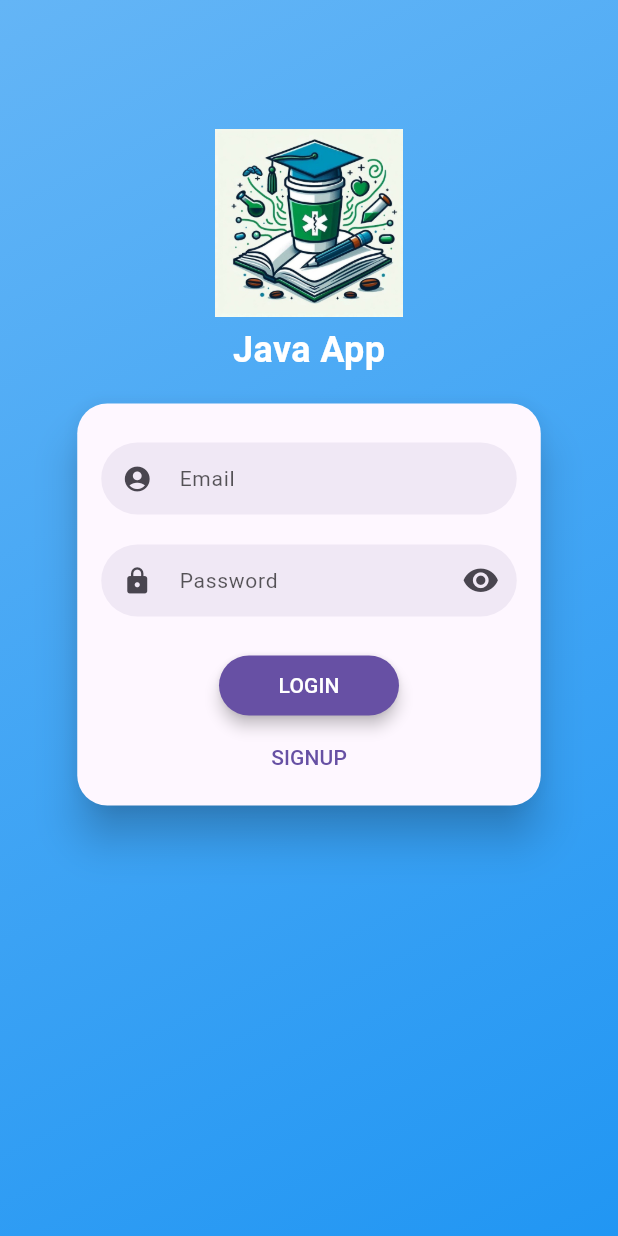
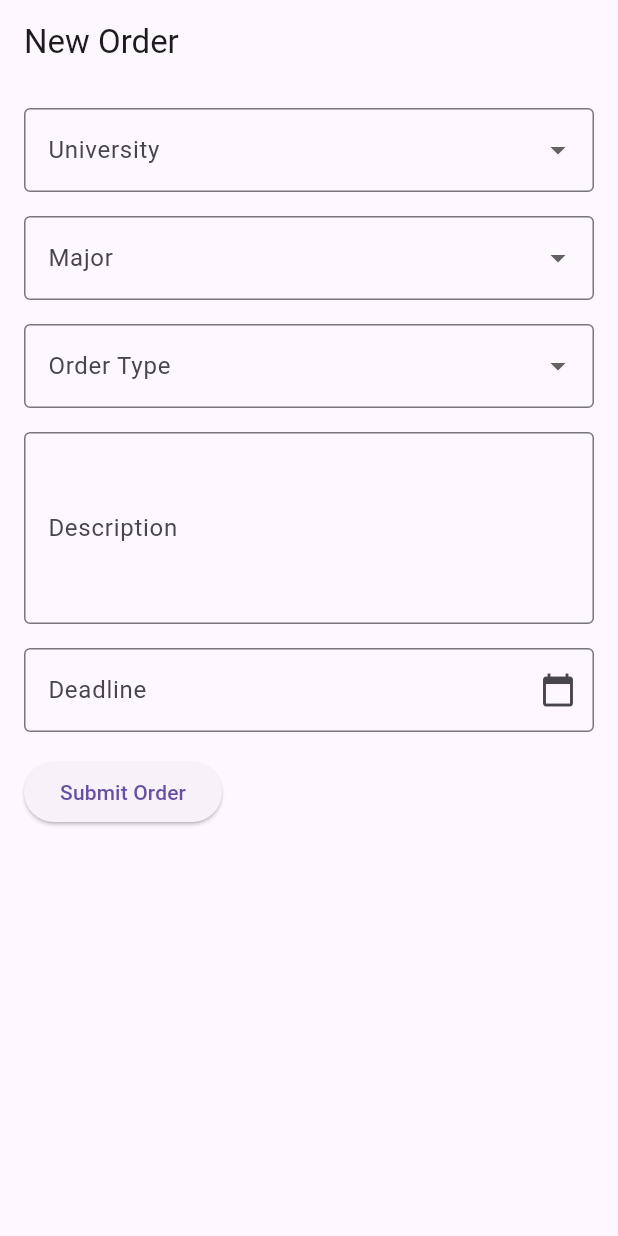
Before and after one commit to Makihataima-Ken/JAVA_Project, a Flutter app: the screen it shows after launch, on a phone screen of 412 x 824 dp. Run offline on Flutter 3.47's test engine with Material 3 defaults, Android fonts, the light colour scheme and no system bars; drawn by our look-alikes of flutter_login; our stand-ins replace dio, equatable, flutter_bloc, flutter_secure_storage, freezed_annotation, hydrated_bloc; generated files the repository leaves out were written again.

Commit message:
added a new order screen that still needs a lot of work, but making progress

```diff
--- a/frontend/lib/main.dart
+++ b/frontend/lib/main.dart
@@ -47,8 +47,9 @@ class MyApp extends StatelessWidget {
           theme: ThemeData(
             primarySwatch: Colors.deepPurple,
           ),
-          initialRoute: SplashScreen.routeName,
+          initialRoute: NewOrderScreen.routeName,
           routes: {
+            NewOrderScreen.routeName: (_) => const NewOrderScreen(),
             SplashScreen.routeName: (_) => const SplashScreen(),
             LoginScreen.routeName: (_) => const LoginScreen(),
             TemporaryScreen.routeName: (_) => const TemporaryScreen(),
--- a/frontend/lib/repositories/order/base_order_repository.dart
+++ b/frontend/lib/repositories/order/base_order_repository.dart
@@ -2,5 +2,5 @@ import 'package:frontend/models/models.dart';
 import 'package:frontend/models/requests/requests.dart';
 
 abstract class BaseOrderRepository {
-  Future<AppResponse<NewOrder?>> uploadOrder(UploadOrderRequest request);
+  Future<AppResponse<NewOrder?>> submitOrder(UploadOrderRequest request);
 }
--- a/frontend/lib/repositories/order/order_repository.dart
+++ b/frontend/lib/repositories/order/order_repository.dart
@@ -13,7 +13,7 @@ class OrderRepository extends BaseOrderRepository {
   final Dio _dioClient;
 
   @override
-  Future<AppResponse<NewOrder?>> uploadOrder(UploadOrderRequest request) async {
+  Future<AppResponse<NewOrder?>> submitOrder(UploadOrderRequest request) async {
     final response = await _dioClient.post(
       Endpoints.order,
       data: request.toJson(),
--- /dev/null
+++ b/frontend/lib/screens/new_order_screen/new_order_screen.dart
@@ -0,0 +1,179 @@
+import 'package:flutter/material.dart';
+import 'package:intl/intl.dart';
+
+class NewOrderScreen extends StatefulWidget {
+  const NewOrderScreen({super.key});
+  static const routeName = 'new order';
+
+  @override
+  NewOrderScreenState createState() => NewOrderScreenState();
+}
+
+class NewOrderScreenState extends State<NewOrderScreen> {
+  final _formKey = GlobalKey<FormState>();
+
+  String? selectedUniversity;
+  String? selectedMajor;
+  String? selectedOrderType;
+  final TextEditingController descriptionController = TextEditingController();
+  final TextEditingController deadlineController = TextEditingController();
+
+  // Dropdown options
+  final List<String> universityOptions = [
+    '7mmodeh'
+  ]; // Add university options here
+  final List<String> majorOptions = ['7mmodeh']; // Add major options here
+  final List<String> orderTypeOptions = [
+    '7mmodeh'
+  ]; // Add order type options here
+
+  @override
+  Widget build(BuildContext context) {
+    return Scaffold(
+      appBar: AppBar(
+        title: const Text('New Order'),
+      ),
+      body: Padding(
+        padding: const EdgeInsets.all(16.0),
+        child: SingleChildScrollView(
+          child: Form(
+            key: _formKey,
+            child: Column(
+              crossAxisAlignment: CrossAxisAlignment.start,
+              children: [
+                // University Dropdown
+                DropdownButtonFormField<String>(
+                  items: universityOptions.map((String option) {
+                    return DropdownMenuItem<String>(
+                      value: option,
+                      child: Text(option),
+                    );
+                  }).toList(),
+                  onChanged: (newValue) {
+                    setState(() {
+                      selectedUniversity = newValue;
+                    });
+                  },
+                  decoration: const InputDecoration(
+                    labelText: 'University',
+                    border: OutlineInputBorder(),
+                  ),
+                  validator: (value) =>
+                      value == null ? 'Please select a university' : null,
+                ),
+                const SizedBox(height: 16.0),
+
+                // Major Dropdown
+                DropdownButtonFormField<String>(
+                  items: majorOptions.map((String option) {
+                    return DropdownMenuItem<String>(
+                      value: option,
+                      child: Text(option),
+                    );
+                  }).toList(),
+                  onChanged: (newValue) {
+                    setState(() {
+                      selectedMajor = newValue;
+                    });
+                  },
+                  decoration: const InputDecoration(
+                    labelText: 'Major',
+                    border: OutlineInputBorder(),
+                  ),
+                  validator: (value) =>
+                      value == null ? 'Please select a major' : null,
+                ),
+                const SizedBox(height: 16.0),
+
+                // Order Type Dropdown
+                DropdownButtonFormField<String>(
+                  items: orderTypeOptions.map((String option) {
+                    return DropdownMenuItem<String>(
+                      value: option,
+                      child: Text(option),
+                    );
+                  }).toList(),
+                  onChanged: (newValue) {
+                    setState(() {
+                      selectedOrderType = newValue;
+                    });
+                  },
+                  decoration: const InputDecoration(
+                    labelText: 'Order Type',
+                    border: OutlineInputBorder(),
+                  ),
+                  validator: (value) =>
+                      value == null ? 'Please select an order type' : null,
+                ),
+                const SizedBox(height: 16.0),
+
+                // Description Input
+                TextFormField(
+                  controller: descriptionController,
+                  decoration: const InputDecoration(
+                    labelText: 'Description',
+                    border: OutlineInputBorder(),
+                  ),
+                  maxLines: 4,
+                  validator: (value) => value == null || value.isEmpty
+                      ? 'Please enter a description'
+                      : null,
+                ),
+                const SizedBox(height: 16.0),
+
+                // Deadline Date Picker
+                TextFormField(
+                  readOnly: true,
+                  controller: deadlineController,
+                  decoration: InputDecoration(
+                    labelText: 'Deadline',
+                    border: const OutlineInputBorder(),
+                    suffixIcon: IconButton(
+                      icon: const Icon(Icons.calendar_today),
+                      onPressed: () async {
+                        DateTime? pickedDate = await showDatePicker(
+                          context: context,
+                          initialDate: DateTime.now(),
+                          firstDate: DateTime.now(),
+                          lastDate: DateTime(2100),
+                        );
+                        if (pickedDate != null) {
+                          setState(() {
+                            deadlineController.text =
+                                DateFormat('yyyy-MM-dd').format(pickedDate);
+                          });
+                        }
+                      },
+                    ),
+                  ),
+                  validator: (value) => value == null || value.isEmpty
+                      ? 'Please select a deadline'
+                      : null,
+                ),
+                const SizedBox(height: 16.0),
+
+                // Submit Button
+                ElevatedButton(
+                  onPressed: () {
+                    if (_formKey.currentState!.validate()) {
+                      // Handle form submission here
+                      print("New order submitted!");
+                    }
+                  },
+                  child: const Text('Submit Order'),
+                ),
+              ],
+            ),
+          ),
+        ),
+      ),
+    );
+  }
+
+  @override
+  void dispose() {
+    descriptionController.dispose();
+    deadlineController.dispose();
+    super.dispose();
+  }
+}
--- a/frontend/lib/screens/screens.dart
+++ b/frontend/lib/screens/screens.dart
@@ -1,2 +1,3 @@
 export "login_screen/login_screen.dart";
 export "temporary_screen.dart";
+export "new_order_screen/new_order_screen.dart";
--- a/frontend/pubspec.yaml
+++ b/frontend/pubspec.yaml
@@ -44,6 +44,7 @@ dependencies:
   equatable: ^2.0.5
   dio: ^5.7.0
   flutter_secure_storage: ^9.2.2
+  intl: ^0.19.0
 
 
 
```
Also changed, not shown: frontend/pubspec.lock.
